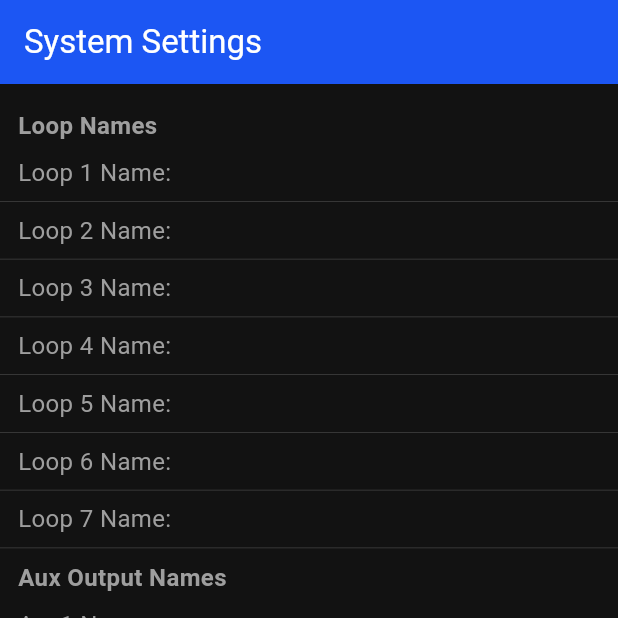
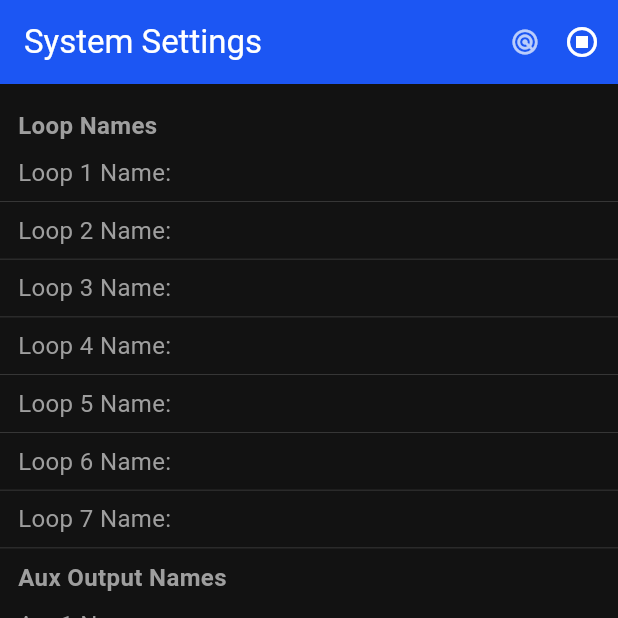
Before and after one commit to sjrtech/ControlFreek, a Flutter app: the screen it shows after launch, item 2 of the bottom bar chosen, on a phone screen of 412 x 824 dp, the top half of it. Run offline on Flutter 3.47's test engine with Material 3 defaults, Android fonts, the light colour scheme and no system bars; our stand-ins replace file_picker, flutter_blue_plus; missing offline and left inert: window_manager.

Commit message:
BLE add icons and scan retry (not Linux)

```diff
--- a/lib/ble_service.dart
+++ b/lib/ble_service.dart
@@ -152,6 +152,11 @@ class BleService {
 
   bool get isConnected => _device?.isConnected ?? false;
 
+  Future<int> readRssi() async {
+    if (_device == null) return 0;
+    return await _device!.readRssi();
+  }
+
   void dispose() {
     _polling = false;
     _scanSub?.cancel();
--- a/lib/screens/scan_screen.dart
+++ b/lib/screens/scan_screen.dart
@@ -1,6 +1,66 @@
 import 'package:flutter/material.dart';
 import 'package:provider/provider.dart';
 import '../device_provider.dart';
+
+IconData _rssiIcon(int rssi) {
+  if (rssi >= -60) return Icons.signal_cellular_4_bar;
+  if (rssi >= -70) return Icons.signal_cellular_alt_2_bar;
+  if (rssi >= -85) return Icons.signal_cellular_alt_1_bar;
+  return Icons.signal_cellular_0_bar;
+}
+
+Color _rssiColor(int rssi) {
+  if (rssi >= -70) return Colors.greenAccent;
+  if (rssi >= -85) return Colors.orange;
+  return Colors.red;
+}
+
+List<Widget> bleAppBarActions(DeviceProvider p) {
+  final connected = p.bleState == BleState.connected;
+  final scanning  = p.bleState == BleState.scanning;
+  return [
+    // Signal / status indicator (non-interactive)
+    if (connected && p.rssi != 0)
+      Padding(
+        padding: const EdgeInsets.symmetric(horizontal: 4),
+        child: Icon(_rssiIcon(p.rssi), color: _rssiColor(p.rssi), size: 20),
+      )
+    else if (connected)
+      const Padding(
+        padding: EdgeInsets.symmetric(horizontal: 4),
+        child: Icon(Icons.signal_cellular_0_bar, color: Colors.grey, size: 20),
+      )
+    else if (scanning)
+      const Padding(
+        padding: EdgeInsets.symmetric(horizontal: 4),
+        child: Icon(Icons.radar, color: Colors.white70, size: 20),
+      )
+    else
+      const Padding(
+        padding: EdgeInsets.symmetric(horizontal: 4),
+        child: Icon(Icons.signal_cellular_off, color: Colors.grey, size: 20),
+      ),
+    // BLE action button
+    if (connected)
+      IconButton(
+        icon: const Icon(Icons.bluetooth_disabled),
+        tooltip: 'Disconnect',
+        onPressed: p.disconnect,
+      )
+    else if (scanning)
+      IconButton(
+        icon: const Icon(Icons.stop_circle_outlined),
+        tooltip: 'Stop scan',
+        onPressed: p.stopScan,
+      )
+    else
+      IconButton(
+        icon: const Icon(Icons.bluetooth_searching),
+        tooltip: 'Scan',
+        onPressed: p.startScan,
+      ),
+  ];
+}
 
 class ScanScreen extends StatefulWidget {
   const ScanScreen({super.key});
@@ -29,26 +89,7 @@ class _ScanScreenState extends State<ScanScreen> {
       appBar: AppBar(
         title: const Text('Stompbox Scanner'),
         backgroundColor: const Color(0xFF1c56f3),
-        actions: [
-          if (connected)
-            IconButton(
-              icon: const Icon(Icons.bluetooth_disabled),
-              tooltip: 'Disconnect',
-              onPressed: p.disconnect,
-            )
-          else if (scanning)
-            IconButton(
-              icon: const Icon(Icons.stop_circle_outlined),
-              tooltip: 'Stop scan',
-              onPressed: p.stopScan,
-            )
-          else
-            IconButton(
-              icon: const Icon(Icons.bluetooth_searching),
-              tooltip: 'Scan',
-              onPressed: p.startScan,
-            ),
-        ],
+        actions: bleAppBarActions(p),
       ),
       body: Column(
         children: [
--- a/lib/screens/settings_screen.dart
+++ b/lib/screens/settings_screen.dart
@@ -1,6 +1,7 @@
 import 'package:flutter/material.dart';
 import 'package:provider/provider.dart';
 import '../device_provider.dart';
+import 'scan_screen.dart';
 
 class SettingsScreen extends StatelessWidget {
   const SettingsScreen({super.key});
@@ -16,6 +17,7 @@ class SettingsScreen extends StatelessWidget {
       appBar: AppBar(
         title: const Text('System Settings'),
         backgroundColor: const Color(0xFF1c56f3),
+        actions: bleAppBarActions(p),
       ),
       body: Column(
         children: [
--- a/lib/screens/song_screen.dart
+++ b/lib/screens/song_screen.dart
@@ -5,6 +5,7 @@ import 'package:flutter/services.dart';
 import 'package:provider/provider.dart';
 import '../device_provider.dart';
 import '../models.dart';
+import 'scan_screen.dart';
 
 // 2 bits per channel: R=bits[5:4], G=bits[3:2], B=bits[1:0]
 // Values from ControlFreek myappgui.h
@@ -61,6 +62,7 @@ class SongScreen extends StatelessWidget {
       appBar: AppBar(
         title: Text('Song ${settings.currentSong}'),
         backgroundColor: const Color(0xFF1c56f3),
+        actions: bleAppBarActions(p),
       ),
       body: Column(
         children: [
```
Also changed, not shown: lib/device_provider.dart (+36 -6 lines), lib/main.dart (+21 -0 lines).
